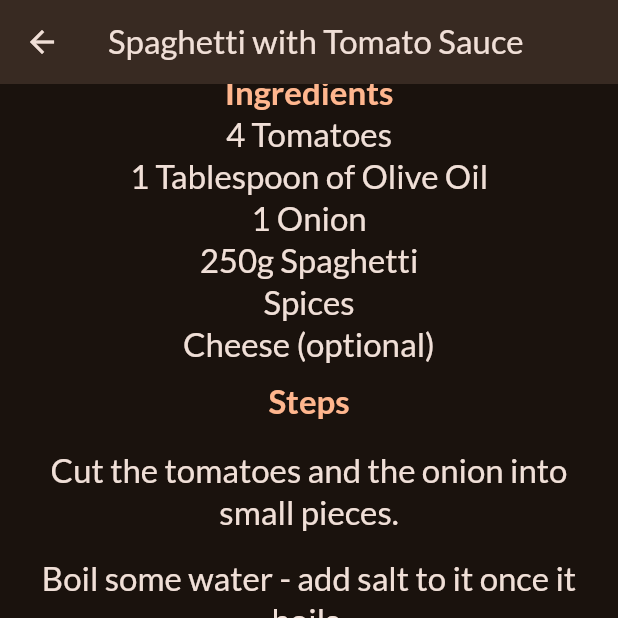
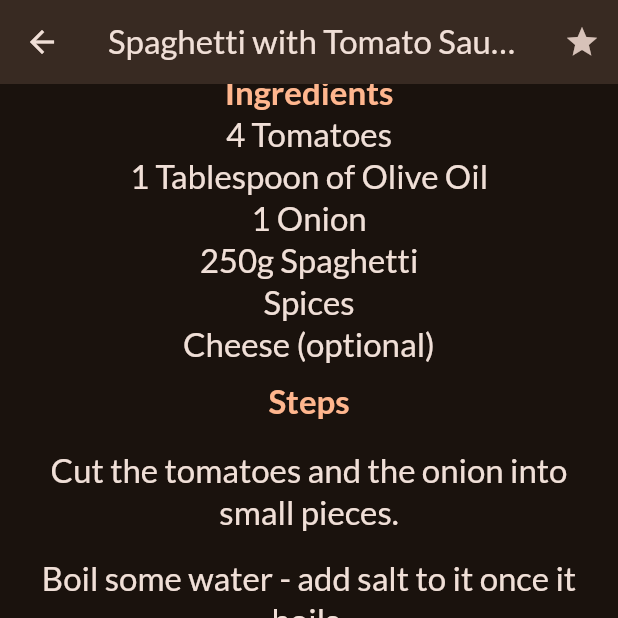
Before and after one commit to vohoangloc123/Meals_App, a Flutter app: the MealDetails screen opened directly with sample values from the repository, scrolled down 318 dp, on a phone screen of 412 x 824 dp, the top half of it. Run offline on Flutter 3.47's test engine with Material 3 defaults, Android fonts, the phone set to English and light mode, and no system bars; our stand-ins replace google_fonts, transparent_image; network calls fail.

Commit message:
Passed Functions Through Multiple Layers of Widgets (for State Management)

```diff
--- a/lib/widgets/meal_details.dart
+++ b/lib/widgets/meal_details.dart
@@ -2,13 +2,24 @@ import 'package:flutter/material.dart';
 import 'package:meals_app/models/meals.dart';
 
 class MealDetails extends StatelessWidget {
-  const MealDetails({super.key, required this.meal});
+  const MealDetails(
+      {Key? key, required this.meal, required this.onToggleFavorite})
+      : super(key: key);
   final Meal meal;
+  final void Function(Meal meal) onToggleFavorite;
   @override
   Widget build(BuildContext context) {
     return Scaffold(
       appBar: AppBar(
         title: Text(meal.title),
+        actions: [
+          IconButton(
+            icon: const Icon(Icons.star),
+            onPressed: () {
+              onToggleFavorite(meal);
+            },
+          ),
+        ],
       ),
       body: SingleChildScrollView(
         child: Column(
```
Also changed, not shown: lib/screens/categories.dart (+7 -4 lines), lib/screens/meals.dart (+9 -3 lines), lib/screens/tabs.dart (+22 -1 lines).
